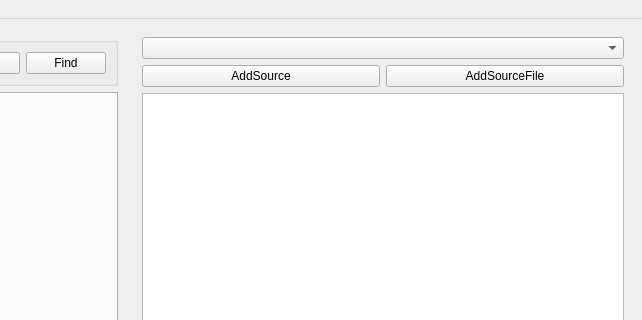
Above: tools/fm-editor/FeatureModelEditor.ui from se-sic/vara-feature before the change; both pictures show x 301 to 943 and y 0 to 320 of the 943 by 896 pixel window. Below: the same form after it.
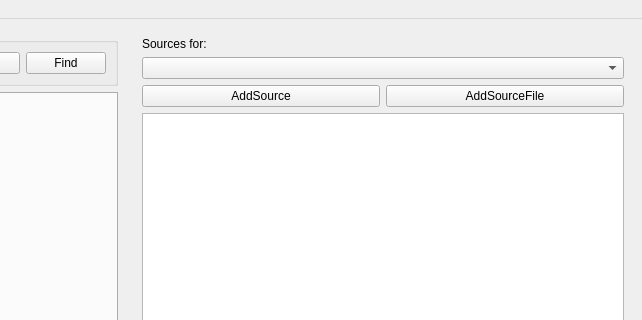
That is the form after the change.

Commit message: Refactor and add full functionality to feature adding.

The edit to the form file:
```diff
--- a/tools/fm-editor/FeatureModelEditor.ui
+++ b/tools/fm-editor/FeatureModelEditor.ui
@@ -30,25 +30,32 @@
        </size>
       </property>
       <layout class="QGridLayout" name="gridLayout_4">
-       <item row="1" column="0">
+       <item row="3" column="0" colspan="2">
+        <widget class="QTextEdit" name="textEdit"/>
+       </item>
+       <item row="2" column="0">
         <widget class="QPushButton" name="addSource">
          <property name="text">
           <string>AddSource</string>
          </property>
         </widget>
        </item>
-       <item row="1" column="1">
+       <item row="1" column="0" colspan="2">
+        <widget class="QComboBox" name="sources"/>
+       </item>
+       <item row="2" column="1">
         <widget class="QPushButton" name="addSourceFile">
          <property name="text">
           <string>AddSourceFile</string>
          </property>
         </widget>
        </item>
-       <item row="2" column="0" colspan="2">
-        <widget class="QTextEdit" name="textEdit"/>
-       </item>
-       <item row="0" column="0" colspan="2">
-        <widget class="QComboBox" name="sources"/>
+       <item row="0" column="0">
+        <widget class="QLabel" name="sourcesLable">
+         <property name="text">
+          <string>Sources for:</string>
+         </property>
+        </widget>
        </item>
       </layout>
      </widget>
```
Left out of the diff: 17 changed lines with no effect on the pictures. The commit also changes 12 other files.
